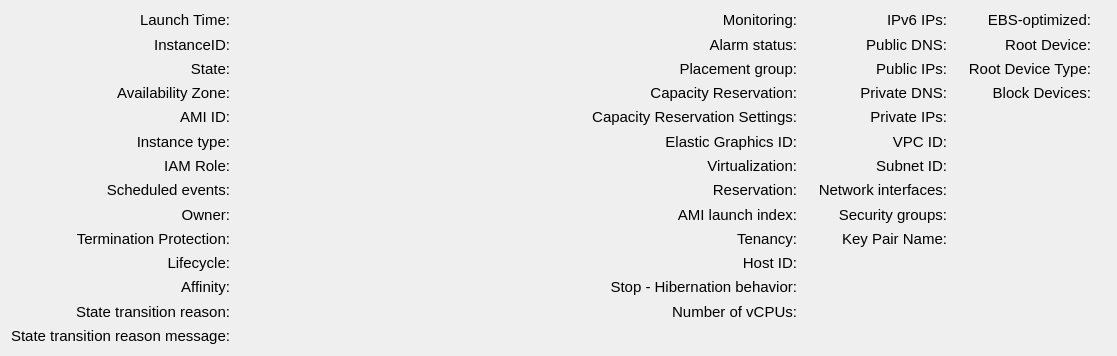
Above: services/EC2/compute/instances_details.ui from faustgate/Concordia before the change. Below: the same form after it.
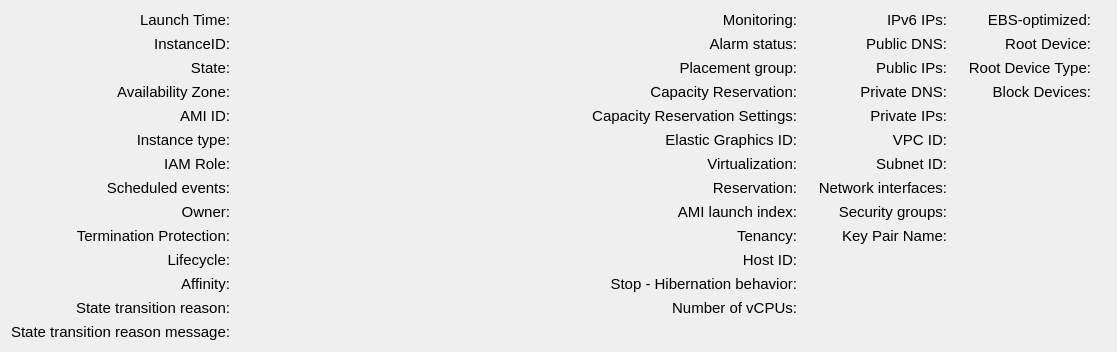
That is the form after the change.

Commit message: Added maximum size for resource details section

The edit to the form file:
```diff
--- a/services/EC2/compute/instances_details.ui
+++ b/services/EC2/compute/instances_details.ui
@@ -7,13 +7,19 @@
     <x>0</x>
     <y>0</y>
     <width>1039</width>
-    <height>356</height>
+    <height>300</height>
    </rect>
   </property>
+  <property name="minimumSize">
+   <size>
+    <width>0</width>
+    <height>0</height>
+   </size>
+  </property>
   <property name="maximumSize">
    <size>
     <width>16777215</width>
-    <height>360</height>
+    <height>16777215</height>
    </size>
   </property>
   <layout class="QGridLayout" name="gridLayout_3">
```
The commit also changes 3 other files.
